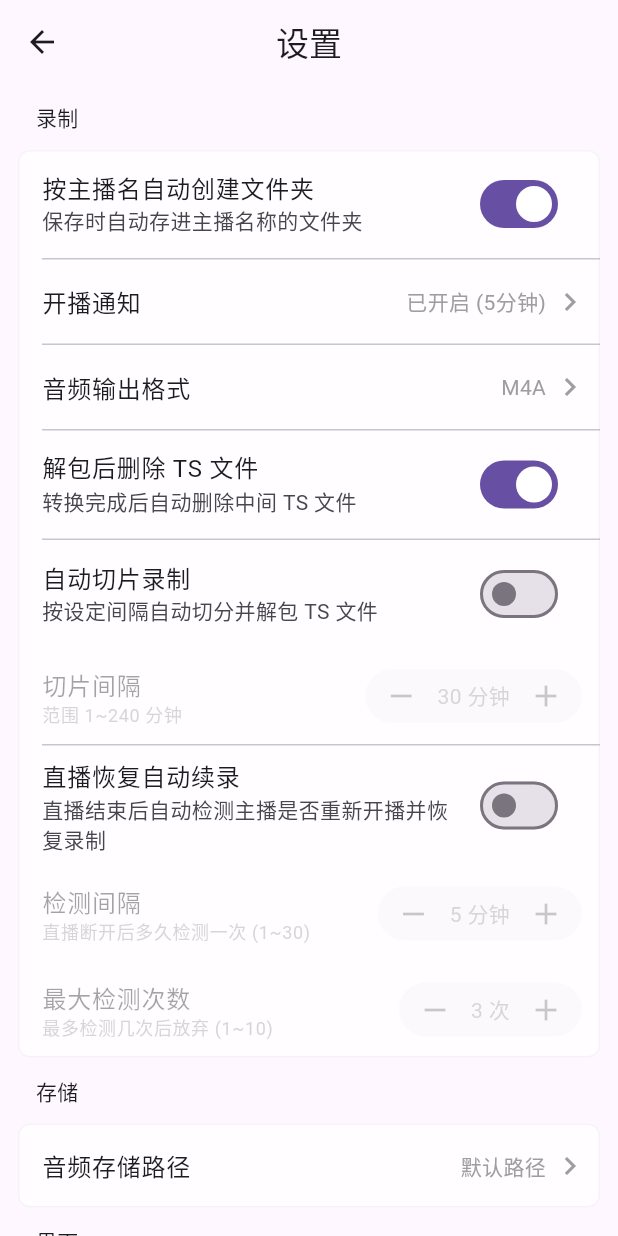
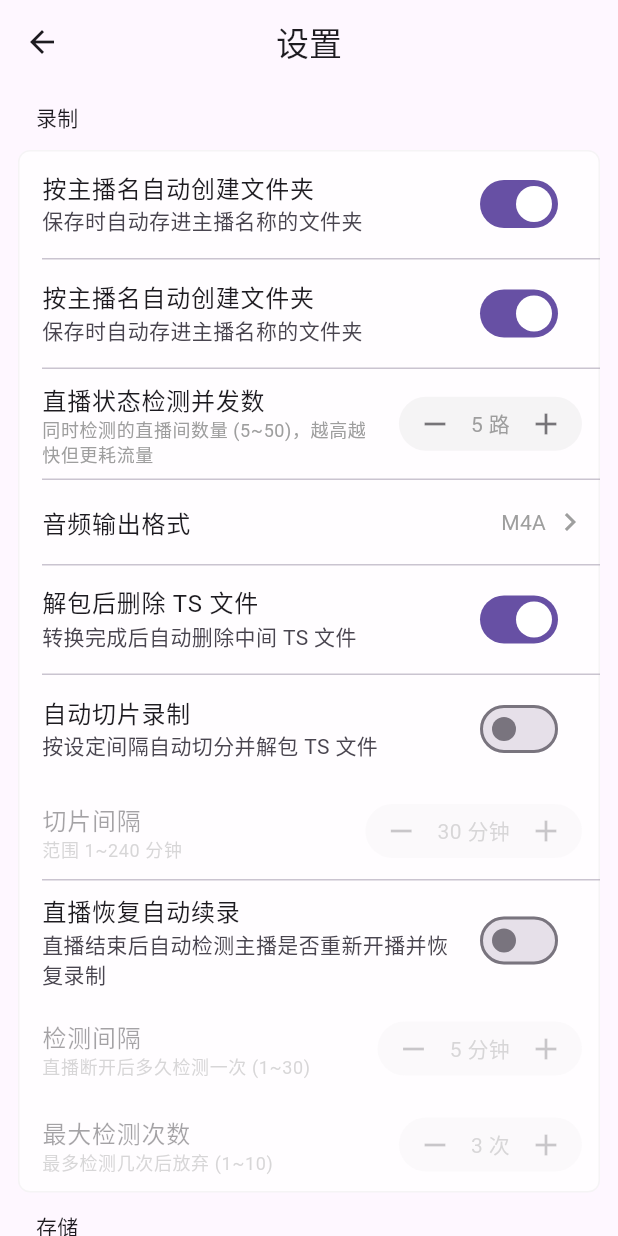
Before and after one commit to BoooSAMA/simple_recorder, a Flutter app: the SettingsPage screen opened by its route, after a tap on the "remove" icon, on a phone screen of 412 x 824 dp. Run offline on Flutter 3.47's test engine with Material 3 defaults, Android fonts, the phone set to English and light mode, and no system bars; our stand-ins replace file_picker, flutter_local_notifications, flutter_smart_dialog, get, hive, hive_flutter and 6 more; missing offline and left inert: ffmpeg_kit_flutter_new_https_gpl, flutter_background_service, simple_live_core; accounts and stored records are empty.

Commit message:
customizable concurrent room rendering number from setting, speed up page launching.

```diff
--- a/lib/app/controller/app_settings_controller.dart
+++ b/lib/app/controller/app_settings_controller.dart
@@ -35,6 +35,9 @@ class AppSettingsController extends GetxController {
   final autoReRecordEnabled = false.obs;
   final autoReRecordDelayMinutes = 5.obs;
   final autoReRecordMaxRetries = 3.obs;
+
+  /// 直播状态检测并发数（5~50）
+  final liveCheckConcurrency = 5.obs;
 
   /// 置顶的直播间 ID 集合
   var pinnedFollowIds = <String>{}.obs;
@@ -83,6 +86,8 @@ class AppSettingsController extends GetxController {
         .getValue("auto_rerecord_delay", 5);
     autoReRecordMaxRetries.value = LocalStorageService.instance
         .getValue("auto_rerecord_max_retries", 3);
+    liveCheckConcurrency.value = LocalStorageService.instance
+        .getValue("live_check_concurrency", 5);
   }
 
   /// 加载置顶直播间 ID 列表
@@ -214,4 +219,10 @@ class AppSettingsController extends GetxController {
     autoReRecordMaxRetries.value = clamped;
     LocalStorageService.instance.setValue("auto_rerecord_max_retries", clamped);
   }
+
+  void setLiveCheckConcurrency(int limit) {
+    final clamped = limit.clamp(5, 50);
+    liveCheckConcurrency.value = clamped;
+    LocalStorageService.instance.setValue("live_check_concurrency", clamped);
+  }
 }
--- a/lib/modules/home/home_controller.dart
+++ b/lib/modules/home/home_controller.dart
@@ -383,7 +383,7 @@ class HomeController extends GetxController with WidgetsBindingObserver {
     final pinnedIds = AppSettingsController.instance.pinnedFollowIds;
     final liveIds = <String>{};
     int completed = 0;
-    const maxConcurrency = 5;
+    final maxConcurrency = AppSettingsController.instance.liveCheckConcurrency.value;
     final total = allUsers.length;
 
     // 不预重置状态 — 保持旧状态直到新结果返回，避免闪烁
--- a/lib/modules/settings/settings_page.dart
+++ b/lib/modules/settings/settings_page.dart
@@ -35,13 +35,25 @@ class SettingsPage extends StatelessWidget {
                       onChanged: (v) => controller.setAutoSaveToFolder(v),
                     )),
                 const Divider(height: 1, indent: 16),
-                Obx(() => SettingsAction(
-                      title: "开播通知",
-                      value: controller.liveNotificationEnabled.value
-                          ? "已开启 (${controller.livePollInterval.value}分钟)"
-                          : "已关闭",
-                      onTap: () =>
-                          Get.toNamed(RoutePath.kLiveNotification),
+                Obx(() => SwitchListTile(
+                      title: const Text("按主播名自动创建文件夹"),
+                      subtitle: const Text("保存时自动存进主播名称的文件夹"),
+                      value: controller.autoSaveToFolder.value,
+                      onChanged: (v) => controller.setAutoSaveToFolder(v),
+                    )),
+                const Divider(height: 1, indent: 16),
+                Obx(() => SettingsNumber(
+                      title: "直播状态检测并发数",
+                      value: controller.liveCheckConcurrency.value,
+                      min: 5,
+                      max: 50,
+                      step: 5,
+                      unit: " 路",
+                      displayValue: "${controller.liveCheckConcurrency.value} 路",
+                      subtitle: "同时检测的直播间数量 (5~50)，越高越快但更耗流量",
+                      showTextInput: true,
+                      onChanged: (v) =>
+                          controller.setLiveCheckConcurrency(v),
                     )),
                 const Divider(height: 1, indent: 16),
                 Obx(() => SettingsAction(
```
Also changed, not shown: lib/widgets/settings/settings_number.dart (+32 -1 lines).
